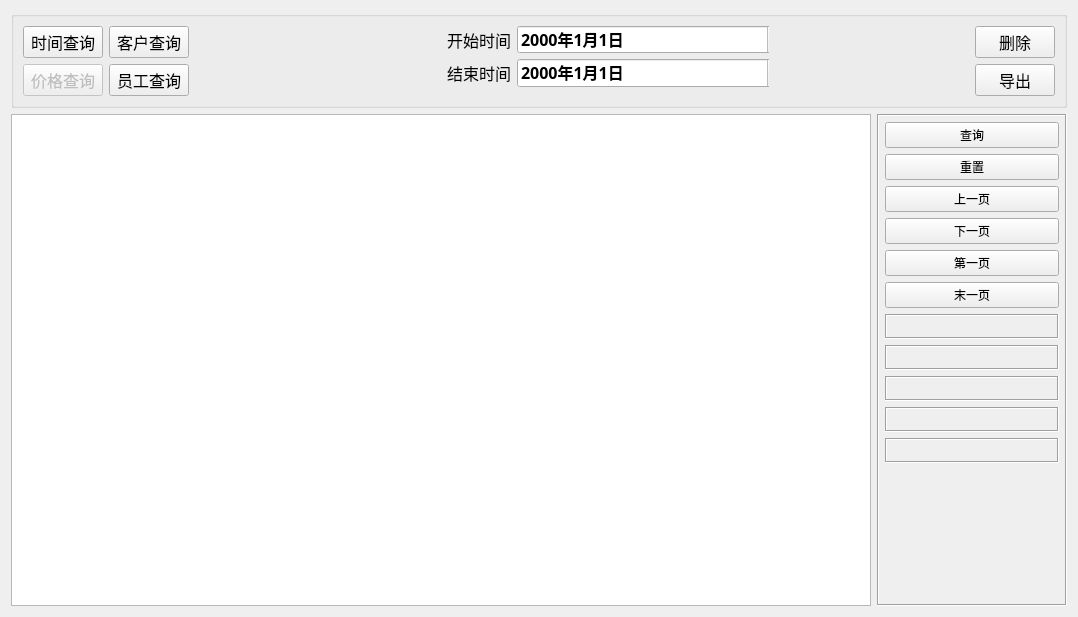
Before: the Qt Designer form unpayfrmdbpage.ui in Yzyqoung/Qt-hotelSystem, drawn with Qt 5.
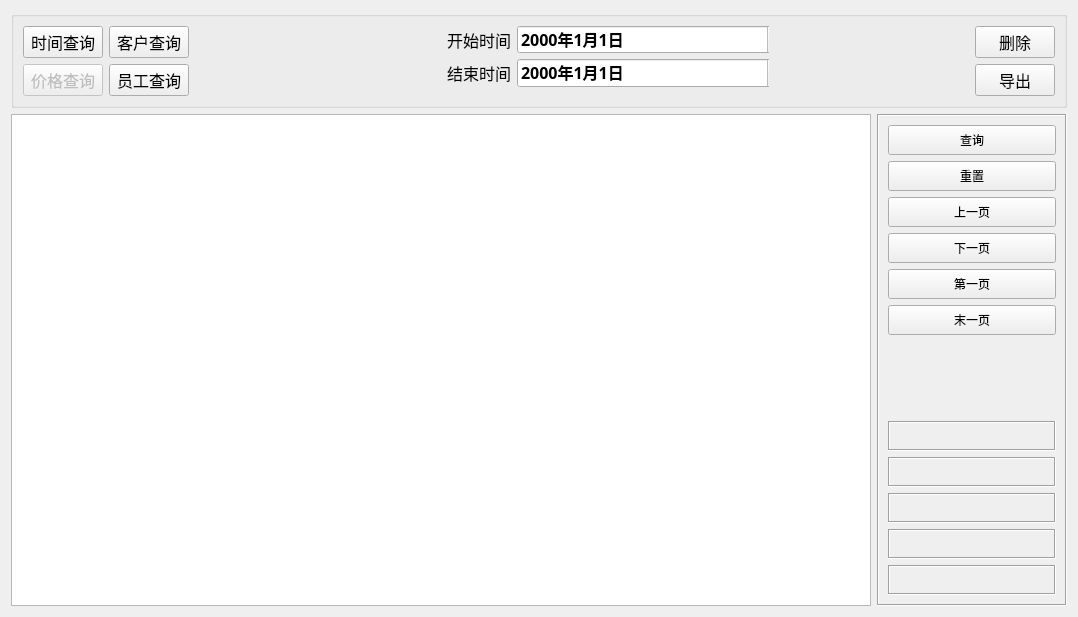
After: the same form once the commit is applied. Icons and pictures are not drawn.

The edit to the form file:
```diff
--- a/unpayfrmdbpage.ui
+++ b/unpayfrmdbpage.ui
@@ -313,24 +313,18 @@
       <enum>QFrame::Sunken</enum>
      </property>
      <layout class="QVBoxLayout" name="verticalLayout">
-      <property name="leftMargin">
-       <number>6</number>
-      </property>
-      <property name="topMargin">
-       <number>6</number>
-      </property>
-      <property name="rightMargin">
-       <number>6</number>
-      </property>
-      <property name="bottomMargin">
-       <number>6</number>
-      </property>
       <item>
        <widget class="QPushButton" name="btnSelect">
+        <property name="sizePolicy">
+         <sizepolicy hsizetype="Minimum" vsizetype="Minimum">
+          <horstretch>0</horstretch>
+          <verstretch>0</verstretch>
+         </sizepolicy>
+        </property>
         <property name="minimumSize">
          <size>
-          <width>80</width>
-          <height>0</height>
+          <width>50</width>
+          <height>30</height>
          </size>
         </property>
         <property name="text">
@@ -339,7 +333,19 @@
        </widget>
       </item>
       <item>
-       <widget class="QPushButton" name="btnBack">
+       <widget class="QPushButton" name="btnback">
+        <property name="sizePolicy">
+         <sizepolicy hsizetype="Minimum" vsizetype="Minimum">
+          <horstretch>0</horstretch>
+          <verstretch>0</verstretch>
+         </sizepolicy>
+        </property>
+        <property name="minimumSize">
+         <size>
+          <width>50</width>
+          <height>30</height>
+         </size>
+        </property>
         <property name="text">
          <string>重置</string>
         </property>
@@ -347,10 +353,16 @@
       </item>
       <item>
        <widget class="QPushButton" name="btnPreVious">
+        <property name="sizePolicy">
+         <sizepolicy hsizetype="Minimum" vsizetype="Minimum">
+          <horstretch>0</horstretch>
+          <verstretch>0</verstretch>
+         </sizepolicy>
+        </property>
         <property name="minimumSize">
          <size>
           <width>50</width>
-          <height>0</height>
+          <height>30</height>
          </size>
         </property>
         <property name="text">
@@ -366,10 +378,16 @@
       </item>
       <item>
        <widget class="QPushButton" name="btnNext">
+        <property name="sizePolicy">
+         <sizepolicy hsizetype="Minimum" vsizetype="Minimum">
+          <horstretch>0</horstretch>
+          <verstretch>0</verstretch>
+         </sizepolicy>
+        </property>
         <property name="minimumSize">
          <size>
           <width>50</width>
-          <height>0</height>
+          <height>30</height>
          </size>
         </property>
         <property name="text">
@@ -385,10 +403,16 @@
       </item>
       <item>
        <widget class="QPushButton" name="btnFirst">
+        <property name="sizePolicy">
+         <sizepolicy hsizetype="Minimum" vsizetype="Minimum">
+          <horstretch>0</horstretch>
+          <verstretch>0</verstretch>
+         </sizepolicy>
+        </property>
         <property name="minimumSize">
          <size>
           <width>50</width>
-          <height>0</height>
+          <height>30</height>
          </size>
         </property>
         <property name="text">
@@ -404,10 +428,16 @@
       </item>
       <item>
        <widget class="QPushButton" name="btnLast">
+        <property name="sizePolicy">
+         <sizepolicy hsizetype="Minimum" vsizetype="Minimum">
+          <horstretch>0</horstretch>
+          <verstretch>0</verstretch>
+         </sizepolicy>
+        </property>
         <property name="minimumSize">
          <size>
           <width>50</width>
-          <height>0</height>
+          <height>30</height>
          </size>
         </property>
         <property name="text">
@@ -421,116 +451,6 @@
         </property>
        </widget>
       </item>
-      <item>
-       <widget class="QLabel" name="labPageTotal">
-        <property name="minimumSize">
-         <size>
-          <width>0</width>
-          <height>25</height>
-         </size>
-        </property>
-        <property name="frameShape">
-         <enum>QFrame::Box</enum>
-        </property>
-        <property name="frameShadow">
-         <enum>QFrame::Sunken</enum>
-        </property>
-        <property name="text">
-         <string/>
-        </property>
-        <property name="alignment">
-         <set>Qt::AlignCenter</set>
-        </property>
-       </widget>
-      </item>
-      <item>
-       <widget class="QLabel" name="labRecordsTotal">
-        <property name="minimumSize">
-         <size>
-          <width>0</width>
-          <height>25</height>
-         </size>
-        </property>
-        <property name="frameShape">
-         <enum>QFrame::Box</enum>
-        </property>
-        <property name="frameShadow">
-         <enum>QFrame::Sunken</enum>
-        </property>
-        <property name="text">
-         <string/>
-        </property>
-        <property name="alignment">
-         <set>Qt::AlignCenter</set>
-        </property>
-       </widget>
-      </item>
-      <item>
-       <widget class="QLabel" name="labPageCurrent">
-        <property name="minimumSize">
-         <size>
-          <width>0</width>
-          <height>25</height>
-         </size>
-        </property>
-        <property name="frameShape">
-         <enum>QFrame::Box</enum>
-        </property>
-        <property name="frameShadow">
-         <enum>QFrame::Sunken</enum>
-        </property>
-        <property name="text">
-         <string/>
-        </property>
-        <property name="alignment">
-         <set>Qt::AlignCenter</set>
-        </property>
-       </widget>
-      </item>
-      <item>
-       <widget class="QLabel" name="labRecordsPerpage">
-        <property name="minimumSize">
-         <size>
-          <width>0</width>
-          <height>25</height>
-         </size>
-        </property>
-        <property name="frameShape">
-         <enum>QFrame::Box</enum>
-        </property>
-        <property name="frameShadow">
-         <enum>QFrame::Sunken</enum>
-        </property>
-        <property name="text">
-         <string/>
-        </property>
-        <property name="alignment">
-         <set>Qt::AlignCenter</set>
-        </property>
-       </widget>
-      </item>
-      <item>
-       <widget class="QLabel" name="labSelectTime">
-        <property name="minimumSize">
-         <size>
-          <width>0</width>
-          <height>25</height>
-         </size>
-        </property>
-        <property name="frameShape">
-         <enum>QFrame::Box</enum>
-        </property>
-        <property name="frameShadow">
-         <enum>QFrame::Sunken</enum>
-        </property>
-        <property name="text">
-         <string/>
-        </property>
-        <property name="alignment">
-         <set>Qt::AlignCenter</set>
-        </property>
-       </widget>
-      </item>
       <item>
        <spacer name="verticalSpacer">
         <property name="orientation">
@@ -539,11 +459,151 @@
         <property name="sizeHint" stdset="0">
          <size>
           <width>20</width>
-          <height>40</height>
+          <height>63</height>
          </size>
         </property>
        </spacer>
       </item>
+      <item>
+       <widget class="QLabel" name="labPageTotal">
+        <property name="sizePolicy">
+         <sizepolicy hsizetype="Minimum" vsizetype="Minimum">
+          <horstretch>0</horstretch>
+          <verstretch>0</verstretch>
+         </sizepolicy>
+        </property>
+        <property name="minimumSize">
+         <size>
+          <width>50</width>
+          <height>30</height>
+         </size>
+        </property>
+        <property name="frameShape">
+         <enum>QFrame::Box</enum>
+        </property>
+        <property name="frameShadow">
+         <enum>QFrame::Sunken</enum>
+        </property>
+        <property name="text">
+         <string/>
+        </property>
+        <property name="alignment">
+         <set>Qt::AlignCenter</set>
+        </property>
+       </widget>
+      </item>
+      <item>
+       <widget class="QLabel" name="labRecordsTotal">
+        <property name="sizePolicy">
+         <sizepolicy hsizetype="Minimum" vsizetype="Minimum">
+          <horstretch>0</horstretch>
+          <verstretch>0</verstretch>
+         </sizepolicy>
+        </property>
+        <property name="minimumSize">
+         <size>
+          <width>50</width>
+          <height>30</height>
+         </size>
+        </property>
+        <property name="frameShape">
+         <enum>QFrame::Box</enum>
+        </property>
+        <property name="frameShadow">
+         <enum>QFrame::Sunken</enum>
+        </property>
+        <property name="text">
+         <string/>
+        </property>
+        <property name="alignment">
+         <set>Qt::AlignCenter</set>
+        </property>
+       </widget>
+      </item>
+      <item>
+       <widget class="QLabel" name="labPageCurrent">
+        <property name="sizePolicy">
+         <sizepolicy hsizetype="Minimum" vsizetype="Minimum">
+          <horstretch>0</horstretch>
+          <verstretch>0</verstretch>
+         </sizepolicy>
+        </property>
+        <property name="minimumSize">
+         <size>
+          <width>50</width>
+          <height>30</height>
+         </size>
+        </property>
+        <property name="frameShape">
+         <enum>QFrame::Box</enum>
+        </property>
+        <property name="frameShadow">
+         <enum>QFrame::Sunken</enum>
+        </property>
+        <property name="text">
+         <string/>
+        </property>
+        <property name="alignment">
+         <set>Qt::AlignCenter</set>
+        </property>
+       </widget>
+      </item>
+      <item>
+       <widget class="QLabel" name="labRecordsPerpage">
+        <property name="sizePolicy">
+         <sizepolicy hsizetype="Minimum" vsizetype="Minimum">
+          <horstretch>0</horstretch>
+          <verstretch>0</verstretch>
+         </sizepolicy>
+        </property>
+        <property name="minimumSize">
+         <size>
+          <width>50</width>
+          <height>30</height>
+         </size>
+        </property>
+        <property name="frameShape">
+         <enum>QFrame::Box</enum>
+        </property>
+        <property name="frameShadow">
+         <enum>QFrame::Sunken</enum>
+        </property>
+        <property name="text">
+         <string/>
+        </property>
+        <property name="alignment">
+         <set>Qt::AlignCenter</set>
+        </property>
+       </widget>
+      </item>
+      <item>
+       <widget class="QLabel" name="labSelectTime">
+        <property name="sizePolicy">
+         <sizepolicy hsizetype="Minimum" vsizetype="Minimum">
+          <horstretch>0</horstretch>
+          <verstretch>0</verstretch>
+         </sizepolicy>
+        </property>
+        <property name="minimumSize">
+         <size>
+          <width>50</width>
+          <height>30</height>
+         </size>
+        </property>
+        <property name="frameShape">
+         <enum>QFrame::Box</enum>
+        </property>
+        <property name="frameShadow">
+         <enum>QFrame::Sunken</enum>
+        </property>
+        <property name="text">
+         <string/>
+        </property>
+        <property name="alignment">
+         <set>Qt::AlignCenter</set>
+        </property>
+       </widget>
+      </item>
      </layout>
     </widget>
    </item>
```
